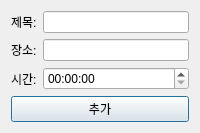
First picture: the form in scheduledialog.ui, repository ilzelda/VEDA-Calendar, before the edit.
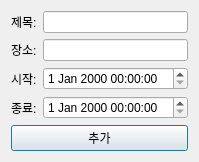
Second picture: the form after the edit.

```diff
--- a/scheduledialog.ui
+++ b/scheduledialog.ui
@@ -2,6 +2,14 @@
 <ui version="4.0">
  <class>ScheduleDialog</class>
  <widget class="QDialog" name="ScheduleDialog">
+  <property name="geometry">
+   <rect>
+    <x>0</x>
+    <y>0</y>
+    <width>186</width>
+    <height>128</height>
+   </rect>
+  </property>
   <property name="windowTitle">
    <string>일정 추가</string>
   </property>
@@ -31,12 +39,22 @@
      <item row="2" column="0">
       <widget class="QLabel" name="labelTime">
        <property name="text">
-        <string>시간:</string>
+        <string>시작:</string>
+       </property>
+      </widget>
+     </item>
+     <item row="3" column="0">
+      <widget class="QLabel" name="labelEndTime">
+       <property name="text">
+        <string>종료:</string>
        </property>
       </widget>
      </item>
      <item row="2" column="1">
-      <widget class="QTimeEdit" name="timeEdit"/>
+      <widget class="QDateTimeEdit" name="dateTimeEditStart"/>
+     </item>
+     <item row="3" column="1">
+      <widget class="QDateTimeEdit" name="dateTimeEditEnd"/>
      </item>
     </layout>
    </item>
```
Left out of the diff: 2 changed lines with no effect on the pictures.
